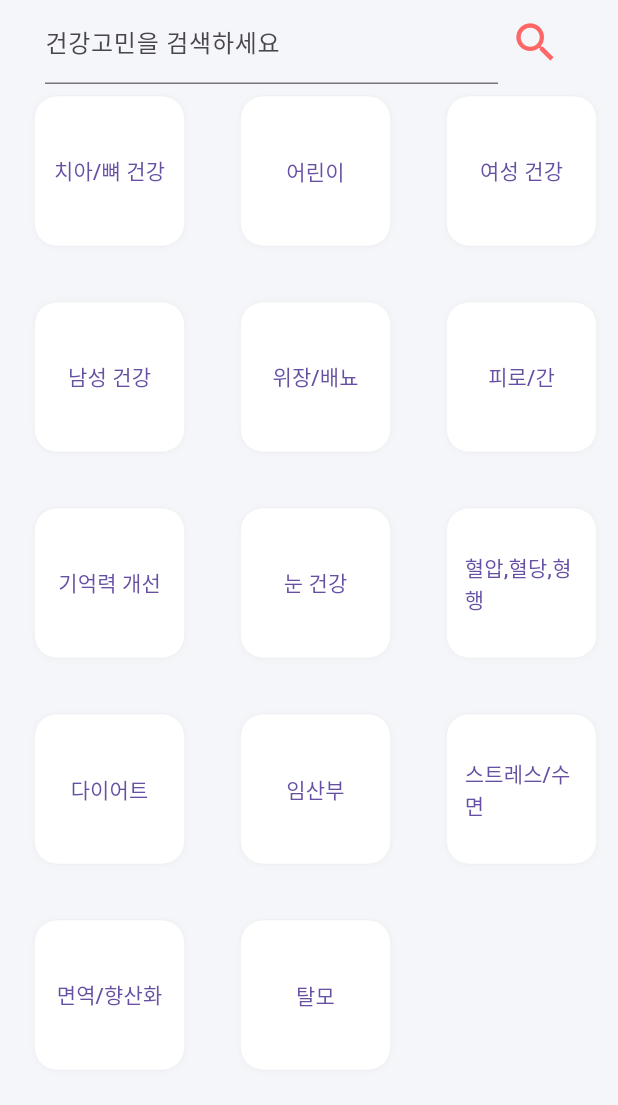
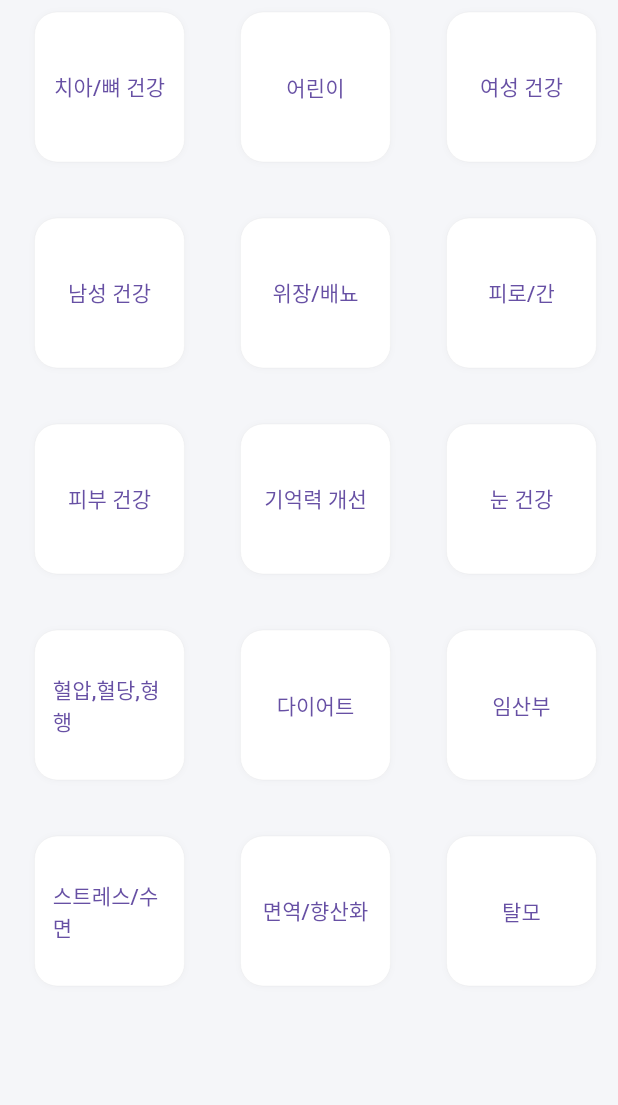
Before and after one commit to bonkri9/Pillin, a Flutter app: the SearchHealthScreen screen opened directly, on a phone screen of 412 x 824 dp, the part 105-1210 px from its top. Run offline on Flutter 3.47's test engine with Material 3 defaults, Android fonts, the light colour scheme and no system bars; our stand-ins replace firebase_core, firebase_messaging, flutter_svg, flutter_time_picker_spinner, getwidget, go_router and 3 more; missing offline and left inert: circle_progress_bar, just_bottom_sheet, kakao_flutter_sdk_user, simple_progress_indicators; accounts and stored records are empty; network calls fail; Roboto replaces fonts that are missing (Pretendard); project files that could hold a hidden picture were left out.

Commit message:
[feat] 렌더링 오류 수정 및 없는 검색 결과 접근제어

```diff
--- a/yourpilling_pjt/yourpilling/lib/screen/my_page_screen.dart
+++ b/yourpilling_pjt/yourpilling/lib/screen/my_page_screen.dart
@@ -85,8 +85,8 @@ class MyPage extends StatelessWidget {
                             padding: MaterialStateProperty.all(
                                 EdgeInsets.zero), // 버튼의 기본 패딩 없애기
                           ),
-                          onPressed: () { // 회원정보 수정 페이지로 넘어가기
-                            context.read<UserStore>().getUserDetailData(context);
+                          onPressed: () async { // 회원정보 수정 페이지로 넘어가기
+                            await context.read<UserStore>().getUserDetailData(context);
                             Navigator.push(
                                 context,
                                 MaterialPageRoute(
--- a/yourpilling_pjt/yourpilling/lib/screen/search_health_screen.dart
+++ b/yourpilling_pjt/yourpilling/lib/screen/search_health_screen.dart
@@ -7,10 +7,6 @@ import '../component/base_container.dart';
 import 'package:http/http.dart' as http;
 import '../store/search_store.dart';
 import '../store/user_store.dart';
-
-void loadData(BuildContext context, String health) {
-  context.read<SearchStore>().getSearchHealthData(context, health);
-}
 
 
 class SearchHealthScreen extends StatefulWidget {
@@ -46,9 +42,9 @@ class _SearchHealthScreenState extends State<SearchHealthScreen> {
           child: Column(
             crossAxisAlignment: CrossAxisAlignment.center,
             children: [
-              _SearchBar(
-                myController: myController,
-              ),
+              // _SearchBar(
+              //   myController: myController,
+              // ),
               _MiddleTab(),
             ],
           ),
@@ -64,51 +60,56 @@ class _SearchHealthScreenState extends State<SearchHealthScreen> {
     super.dispose();
   }
 }
-
-// 검색바
-class _SearchBar extends StatelessWidget {
-  final TextEditingController myController;
-
-  const _SearchBar({Key? key, required this.myController}) : super(key: key);
-
-  @override
-  Widget build(BuildContext context) {
-    return Padding(
-      padding: EdgeInsets.symmetric(
-        horizontal: 30,
-      ),
-      child: Row(
-        mainAxisAlignment: MainAxisAlignment.spaceAround,
-        children: [
-          Expanded(
-            child: TextField(
-              controller: myController,
-              decoration: InputDecoration(
-                labelText: '건강고민을 검색하세요',
-                hoverColor: BASIC_GREY,
-              ),
-            ),
-          ),
-          IconButton(
-              icon: Icon(
-                Icons.search,
-                color: Color(0xFFFF6666),
-                size: 34,
-              ),
-              onPressed: () {
-                loadData(context,myController.text);
-                Navigator.push(
-                    context,
-                    MaterialPageRoute(
-                        builder: (context) => SearchListScreen(
-                              myControllerValue: myController.text,
-                            )));
-              }),
-        ],
-      ),
-    );
-  }
-}
+//
+// // 검색바
+// class _SearchBar extends StatelessWidget {
+//   final TextEditingController myController;
+//
+//   const _SearchBar({Key? key, required this.myController}) : super(key: key);
+//
+//   @override
+//   Widget build(BuildContext context) {
+//     return Padding(
+//       padding: EdgeInsets.symmetric(
+//         horizontal: 30,
+//       ),
+//       child: Row(
+//         mainAxisAlignment: MainAxisAlignment.spaceAround,
+//         children: [
+//           Expanded(
+//             child: TextField(
+//               controller: myController,
+//               decoration: InputDecoration(
+//                 labelText: '건강고민을 검색하세요',
+//                 hoverColor: BASIC_GREY,
+//               ),
+//             ),
+//           ),
+//           IconButton(
+//               icon: Icon(
+//                 Icons.search,
+//                 color: Color(0xFFFF6666),
+//                 size: 34,
+//               ),
+//               onPressed: () async {
+//                 try{
+//                   await context.read<SearchStore>().getSearchHealthData(context, myController.text);
+//                   Navigator.push(
+//                       context,
+//                       MaterialPageRoute(
+//                           builder: (context) => SearchListScreen(
+//                             myControllerValue: myController.text,
+//                           )));
+//                 }catch(error){
+//                   falseDialog(context);
+//                 }
+//
+//               }),
+//         ],
+//       ),
+//     );
+//   }
+// }
 
 // 중간탭
 class _MiddleTab extends StatelessWidget {
@@ -116,51 +117,66 @@ class _MiddleTab extends StatelessWidget {
 
   @override
   Widget build(BuildContext context) {
-    String accessToken = context.watch<UserStore>().accessToken;
     var healthList = [
       {
         'health': '치아/뼈 건강',
+        'id' : 1
       },
       {
         'health': '어린이',
+        'id' : 2
       },
       {
         'health': '여성 건강',
+        'id' : 3
       },
       {
         'health': '남성 건강',
+        'id' : 4
       },
       {
         'health': '위장/배뇨',
+        'id' : 5
       },
       {
         'health': '피로/간',
+        'id' : 6
+      },
+      {
+        'health': '피부 건강',
+        'id' : 8
       },
       {
         'health': '기억력 개선',
+        'id' : 8
       },
       {
         'health': '눈 건강',
-      },
+        'id' : 9},
       {
         'health': '혈압,혈당,형행',
+        'id' : 10
       },
       {
         'health': '다이어트',
+        'id' : 11
       },
       {
         'health': '임산부',
+        'id' : 12
       },
       {
         'health': '스트레스/수면',
+        'id' : 13
       },
       {
         'health': '면역/향산화',
+        'id' : 14
       },
       {
         'health': '탈모',
+        'id' : 15
       },
-
     ];
 
     return Expanded(
@@ -177,15 +193,22 @@ class _MiddleTab extends StatelessWidget {
                   width: 100,
                   height: 100,
                   child: TextButton(
-                    onPressed: () {
-                      loadData(context,health['health']!);
-                      Navigator.push(
-                          context,
-                          MaterialPageRoute(
-                              builder: (context) => SearchListScreen(
-                                  myControllerValue: health['health']!)));
+                    onPressed: () async {
+                      try{
+                        print('체크 건강사항 ${health['health']}');
+                        print('체크 건강번호 ${health['id']}');
+                        await context.read<SearchStore>().getSearchHealthData(context, health['id'].toString()!);
+                        Navigator.push(
+                            context,
+                            MaterialPageRoute(
+                                builder: (context) => SearchListScreen(
+                                    myControllerValue: health['health'].toString()!)));
+                      }catch(error){
+                        falseDialog(context);
+                      }
+
                     },
-                    child: Text(health['health']!),
+                    child: Text(health['health'].toString()!),
                   ),
                 ),
               ),
@@ -197,3 +220,25 @@ class _MiddleTab extends StatelessWidget {
     );
   }
 }
+
+
+// 통신 오류
+void falseDialog(context) {
+  showDialog(
+    context: context,
+    builder: (context) {
+      return Dialog(
+        child: Container(
+          width: 200,
+          height: 100,
+          child: Column(
+            mainAxisAlignment: MainAxisAlignment.center,
+            children: [
+              const Text("건강 검색결과가 없습니다."),
+            ],
+          ),
+        ),
+      );
+    },
+  );
+}
```
Also changed, not shown: yourpilling_pjt/yourpilling/lib/screen/search_list_screen.dart (+35 -10 lines), yourpilling_pjt/yourpilling/lib/screen/search_nutrient_screen.dart (+37 -14 lines), yourpilling_pjt/yourpilling/lib/screen/search_screen.dart (+31 -12 lines), yourpilling_pjt/yourpilling/lib/store/search_store.dart (+9 -17 lines).
